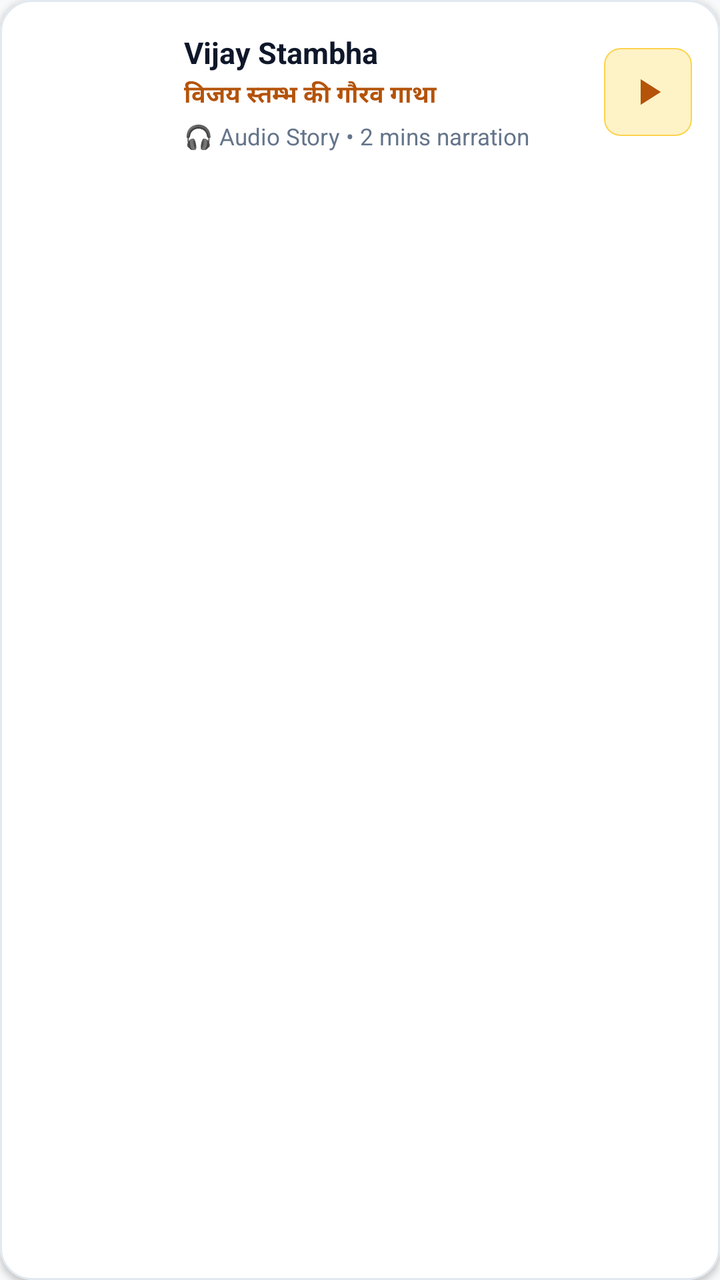
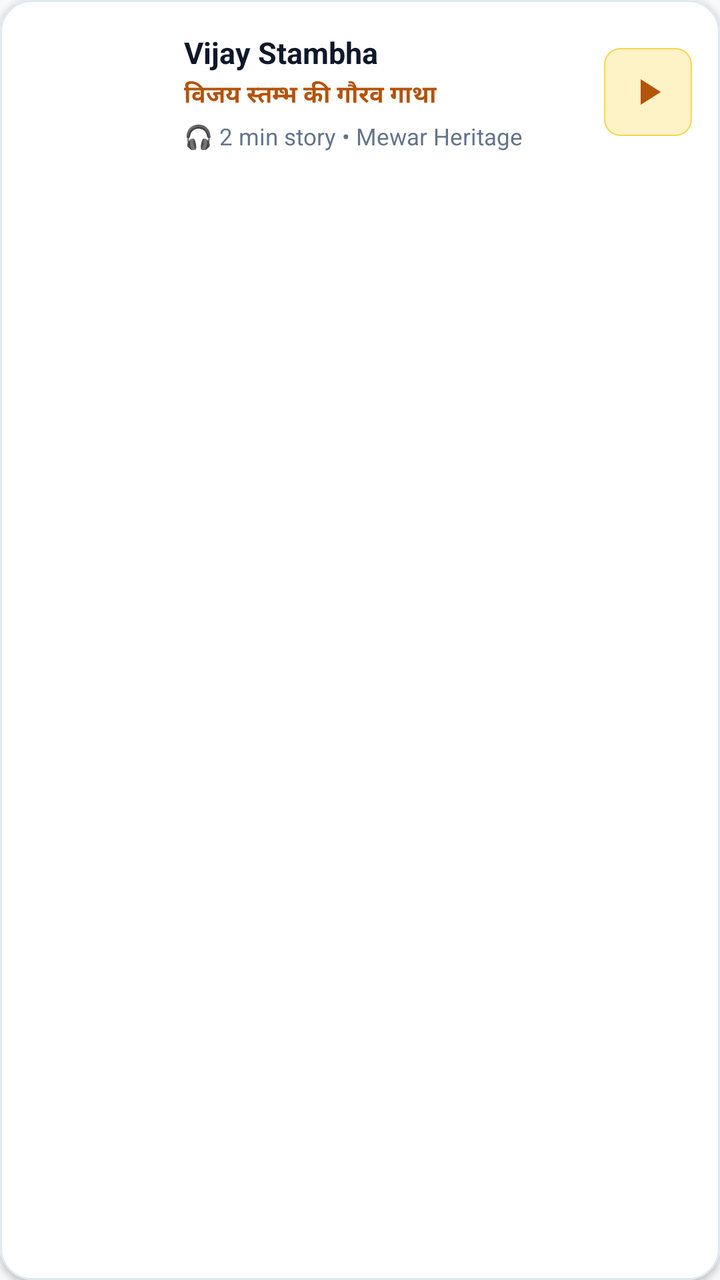

Screens rendered from an Android XML layout before and after an edit, with the pre-edit source and the edit as a unified diff.
<!-- AndroidManifest.xml: application theme Theme.VisitChittorgarh -->
<!-- res/layout/item_audio_story.xml -->
<?xml version="1.0" encoding="utf-8"?>
<com.google.android.material.card.MaterialCardView xmlns:android="http://schemas.android.com/apk/res/android"
    xmlns:app="http://schemas.android.com/apk/res-auto"
    android:id="@+id/cardAudioStory"
    android:layout_width="match_parent"
    android:layout_height="wrap_content"
    android:layout_marginHorizontal="16dp"
    android:layout_marginVertical="6dp"
    app:cardBackgroundColor="@color/surface_white"
    app:cardCornerRadius="16dp"
    app:cardElevation="2dp"
    app:strokeColor="@color/border_subtle"
    app:strokeWidth="1dp">

    <LinearLayout
        android:layout_width="match_parent"
        android:layout_height="wrap_content"
        android:gravity="center_vertical"
        android:orientation="horizontal"
        android:padding="14dp">

        
        <com.google.android.material.imageview.ShapeableImageView
            android:id="@+id/imgThumb"
            android:layout_width="64dp"
            android:layout_height="64dp"
            android:scaleType="centerCrop"
            app:shapeAppearanceOverlay="@style/ShapeAppearance.MaterialComponents.MediumComponent" />

        
        <LinearLayout
            android:layout_width="0dp"
            android:layout_height="wrap_content"
            android:layout_marginStart="14dp"
            android:layout_marginEnd="8dp"
            android:layout_weight="1"
            android:orientation="vertical">

            <TextView
                android:id="@+id/txtAudioTitle"
                android:layout_width="wrap_content"
                android:layout_height="wrap_content"
                android:text="Vijay Stambha"
                android:textColor="@color/text_primary"
                android:textSize="15sp"
                android:textStyle="bold" />

            <TextView
                android:id="@+id/txtAudioHindi"
                android:layout_width="wrap_content"
                android:layout_height="wrap_content"
                android:layout_marginTop="2dp"
                android:text="विजय स्तम्भ की गौरव गाथा"
                android:textColor="@color/accent_gold"
                android:textSize="12sp"
                android:textStyle="bold" />

            <TextView
                android:id="@+id/txtAudioCategory"
                android:layout_width="wrap_content"
                android:layout_height="wrap_content"
                android:layout_marginTop="4dp"
                android:text="🎧 Audio Story • 2 mins narration"
                android:textColor="@color/text_muted"
                android:textSize="11.5sp" />
        </LinearLayout>

        
        <ImageView
            android:id="@+id/btnPlayStop"
            android:layout_width="44dp"
            android:layout_height="44dp"
            android:background="@drawable/bg_badge_gold"
            android:padding="11dp"
            android:src="@drawable/ic_play_arrow"
            android:contentDescription="Play Narration"
            app:tint="@color/accent_gold" />
    </LinearLayout>
</com.google.android.material.card.MaterialCardView>
<!-- resources referenced by this layout -->
<resources>
  <color name="accent_gold">#B45309</color>
  <color name="border_subtle">#E2E8F0</color>
  <color name="surface_white">#FFFFFF</color>
  <color name="text_muted">#64748B</color>
  <color name="text_primary">#0F172A</color>
  <!-- drawable bg_badge_gold (drawable) -->
  <?xml version="1.0" encoding="utf-8"?>
  <shape xmlns:android="http://schemas.android.com/apk/res/android"
      android:shape="rectangle">
      <corners android:radius="8dp" />
      <solid android:color="@color/gold_badge_bg" />
      <stroke
          android:width="0.8dp"
          android:color="#FCD34D" />
  </shape>
  <!-- drawable ic_play_arrow (drawable) -->
  <vector xmlns:android="http://schemas.android.com/apk/res/android"
      android:width="24dp"
      android:height="24dp"
      android:viewportWidth="24"
      android:viewportHeight="24">
      <path
          android:fillColor="#FFFFFF"
          android:pathData="M8,5v14l11,-7z" />
  </vector>
  <style name="Theme.VisitChittorgarh" parent="Theme.MaterialComponents.Light.NoActionBar">
          <item name="colorPrimary">@color/accent_gold</item>
          <item name="colorPrimaryVariant">@color/gold_bright</item>
          <item name="colorOnPrimary">@color/surface_white</item>
          <item name="colorSecondary">@color/gold_bright</item>
          <item name="colorSecondaryVariant">@color/accent_gold</item>
          <item name="colorOnSecondary">@color/surface_white</item>
          
          <item name="android:statusBarColor">@android:color/transparent</item>
          <item name="android:navigationBarColor">@android:color/transparent</item>
          <item name="android:windowLightStatusBar" tools:targetApi="m">true</item>
          <item name="android:windowLightNavigationBar" tools:targetApi="o_mr1">true</item>
          <item name="android:windowBackground">@color/window_background</item>
          <item name="android:textColorPrimary">@color/text_primary</item>
          <item name="android:textColorSecondary">@color/text_secondary</item>
      </style>
  <color name="gold_badge_bg">#FEF3C7</color>
  <color name="gold_bright">#D97706</color>
  <color name="window_background">#F8F9FA</color>
  <color name="text_secondary">#475569</color>
</resources>

<!-- the commit's change to res/layout/item_audio_story.xml (unified diff, before → after) -->
@@ -57,12 +57,14 @@
 
             <TextView
                 android:id="@+id/txtAudioCategory"
-                android:layout_width="wrap_content"
+                android:layout_width="match_parent"
                 android:layout_height="wrap_content"
                 android:layout_marginTop="4dp"
-                android:text="🎧 Audio Story • 2 mins narration"
+                android:text="🎧 2 min story • Mewar Heritage"
                 android:textColor="@color/text_muted"
-                android:textSize="11.5sp" />
+                android:textSize="11.5sp"
+                android:maxLines="1"
+                android:ellipsize="end" />
         </LinearLayout>
 
         
<!-- resource entries referenced after the edit -->
@@ -33,8 +33,8 @@
           <item name="colorSecondaryVariant">@color/accent_gold</item>
           <item name="colorOnSecondary">@color/surface_white</item>
           
-          <item name="android:statusBarColor">@android:color/transparent</item>
-          <item name="android:navigationBarColor">@android:color/transparent</item>
+          <item name="android:statusBarColor">@color/surface_white</item>
+          <item name="android:navigationBarColor">@color/surface_white</item>
           <item name="android:windowLightStatusBar" tools:targetApi="m">true</item>
           <item name="android:windowLightNavigationBar" tools:targetApi="o_mr1">true</item>
           <item name="android:windowBackground">@color/window_background</item>
